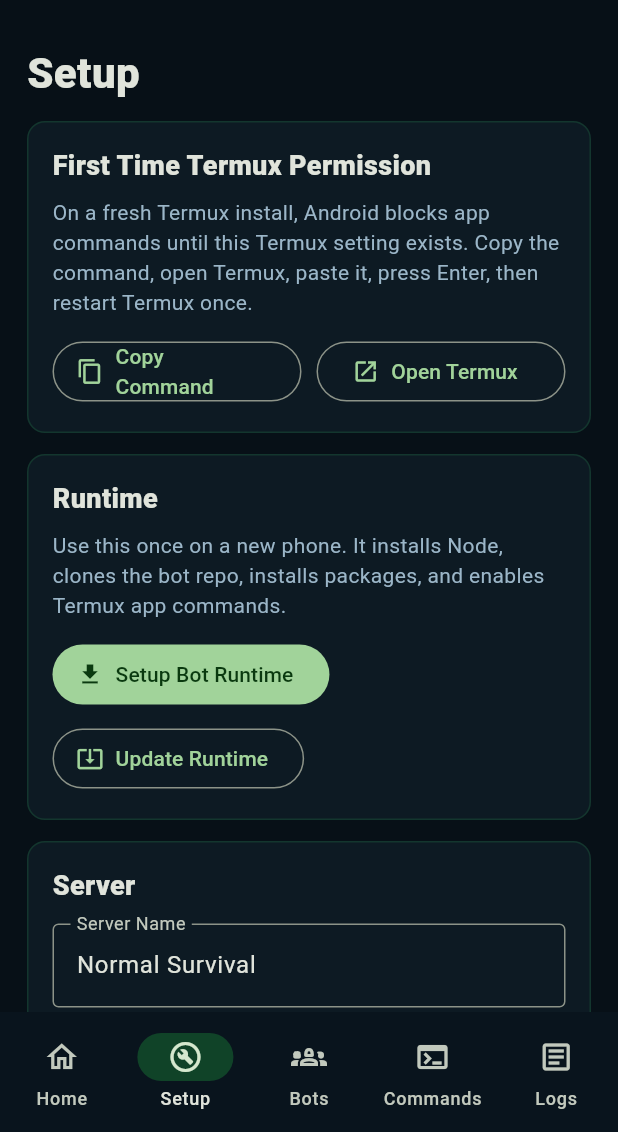
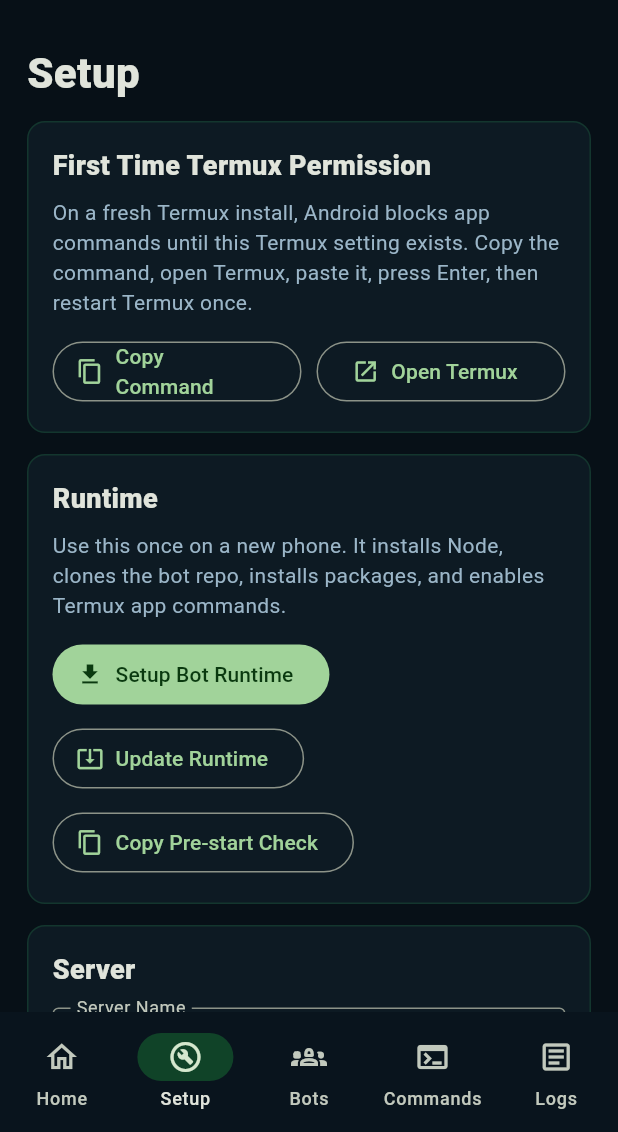
Before and after one commit to kumaark7/MC_AFK_Bot, a Flutter app: the screen it shows after launch, item 2 of the bottom bar chosen, on a phone screen of 412 x 824 dp, the part 104-1236 px from its top. Run offline on Flutter 3.47's test engine with Material 3 defaults, Android fonts, the phone set to English and light mode, and no system bars.

Commit message:
Simplify Termux start flow

```diff
--- a/android_app/lib/main.dart
+++ b/android_app/lib/main.dart
@@ -43,6 +43,14 @@
   static const _localApiBase = 'http://127.0.0.1:3000';
   static const _firstTimeTermuxCommand =
       "mkdir -p ~/.termux; echo 'allow-external-apps = true' > ~/.termux/termux.properties; cat ~/.termux/termux.properties";
+  static const _preStartCheckCommand = '''
+echo "Larry Control start check"
+echo "HOME=\$HOME"
+command -v node || true
+ls -la ~/MC_AFK_Bot || true
+cd ~/MC_AFK_Bot || exit 1
+ls -la termux || true
+''';
 
   final _commandController = TextEditingController();
   final _accountNameController = TextEditingController();
@@ -116,17 +124,7 @@
     });
 
     try {
-      final result = await _runTermux('''
-echo "Larry Control start check"
-echo "HOME=\$HOME"
-command -v node || true
-ls -la ~/MC_AFK_Bot || true
-cd ~/MC_AFK_Bot || exit 1
-ls -la termux || true
-bash termux/start-bot.sh
-echo "If the API is not online, check logs/termux-bot.log"
-tail -n 20 logs/termux-bot.log 2>/dev/null || true
-''', background: false);
+      final result = await _runTermux('cd ~/MC_AFK_Bot && bash termux/start-bot.sh', background: false);
       _addEvent(result);
       await Future<void>.delayed(const Duration(seconds: 6));
       await _connect();
@@ -156,6 +154,11 @@
   Future<void> _copyFirstTimeCommand() async {
     await Clipboard.setData(const ClipboardData(text: _firstTimeTermuxCommand));
     _setMessage('First-time Termux command copied. Paste it in Termux, press Enter, then restart Termux once.');
+  }
+
+  Future<void> _copyPreStartCheckCommand() async {
+    await Clipboard.setData(const ClipboardData(text: _preStartCheckCommand));
+    _setMessage('Pre-start check copied. Paste it in Termux to verify Node and bot files before starting.');
   }
 
   Future<void> _setupRuntime() async {
@@ -610,6 +613,12 @@
                 icon: const Icon(Icons.system_update_alt),
                 label: const Text('Update Runtime'),
               ),
+              const SizedBox(height: 8),
+              OutlinedButton.icon(
+                onPressed: () => _run(_copyPreStartCheckCommand),
+                icon: const Icon(Icons.copy),
+                label: const Text('Copy Pre-start Check'),
+              ),
             ],
           ),
         ),
```
